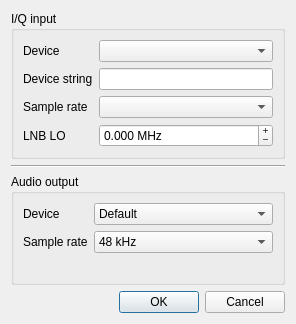
This is qtgui/ioconfig.ui in gqrx-sdr/gqrx as Qt 5 draws it before an edit. The edited form follows.
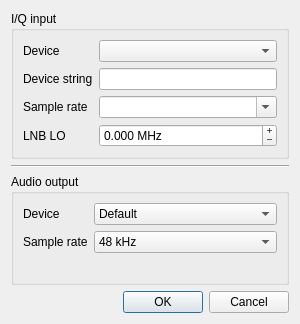
This is the edited form. Icons and pictures are not drawn.

Commit message: Allow more sample rate options.

Patch:
```diff
--- a/qtgui/ioconfig.ui
+++ b/qtgui/ioconfig.ui
@@ -6,7 +6,7 @@
    <rect>
     <x>0</x>
     <y>0</y>
-    <width>296</width>
+    <width>300</width>
     <height>324</height>
    </rect>
   </property>
@@ -75,6 +75,9 @@
         <property name="toolTip">
          <string>Select the sample rate of the input source</string>
         </property>
+        <property name="editable">
+         <bool>true</bool>
+        </property>
        </widget>
       </item>
       <item row="3" column="0">
```
The commit also changes 1 other file.
